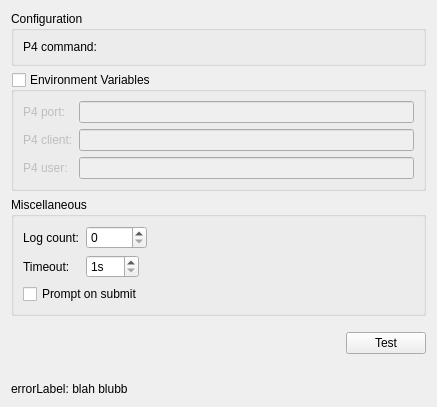
The window that src/plugins/perforce/settingspage.ui (qt-creator/qt-creator) describes before a commit, drawn with Qt 5.
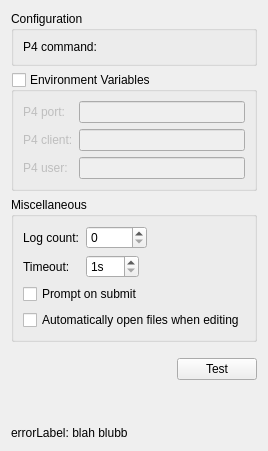
The same window after the commit. Custom widgets are drawn as their Qt base class.

Commit message:
VCS[Perforce]: Add a setting to automatically open files
when attempting to save a file under Perforce.

Task-number: QTCREATORBUG-1823

What changed in the file:
```diff
--- a/src/plugins/perforce/settingspage.ui
+++ b/src/plugins/perforce/settingspage.ui
@@ -2,14 +2,6 @@
 <ui version="4.0">
  <class>Perforce::Internal::SettingsPage</class>
  <widget class="QWidget" name="Perforce::Internal::SettingsPage">
-  <property name="geometry">
-   <rect>
-    <x>0</x>
-    <y>0</y>
-    <width>437</width>
-    <height>407</height>
-   </rect>
-  </property>
   <layout class="QVBoxLayout" name="verticalLayout">
    <item>
     <widget class="QGroupBox" name="configGroupBox">
@@ -134,6 +126,13 @@
         </property>
        </widget>
       </item>
+      <item row="3" column="0" colspan="2">
+       <widget class="QCheckBox" name="autoOpenCheckBox">
+        <property name="text">
+         <string>Automatically open files when editing</string>
+        </property>
+       </widget>
+      </item>
      </layout>
     </widget>
    </item>
```
Left out of the diff: 2 changed lines with no effect on the pictures. The commit also changes 8 other files.
